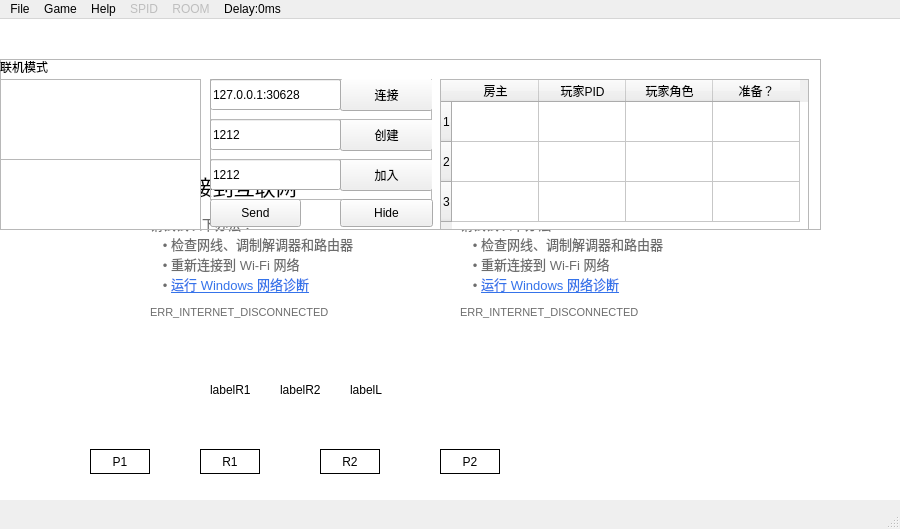
Before: the Qt Designer form DinoOL/dinool.ui in Brownlzy/DinoOL, drawn with Qt 5.
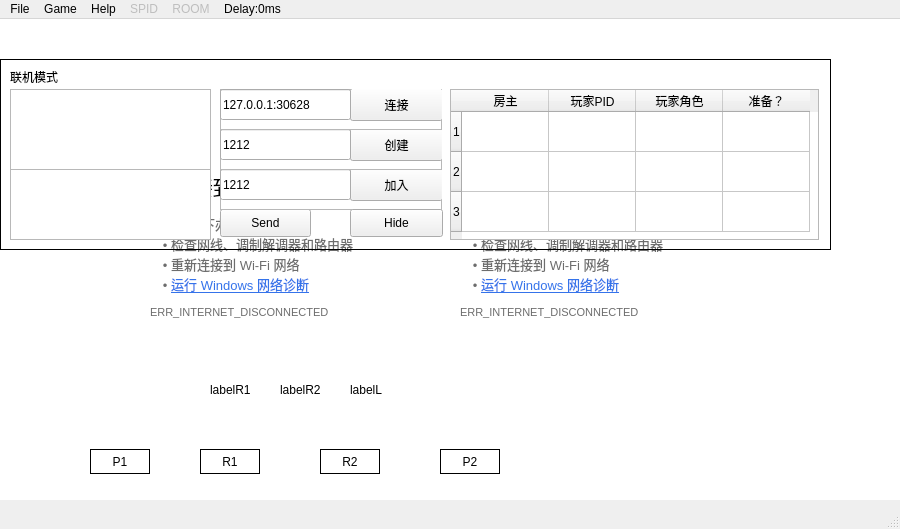
After: the same form once the commit is applied. Icons and pictures are not drawn.

```diff
--- a/DinoOL/dinool.ui
+++ b/DinoOL/dinool.ui
@@ -24,10 +24,10 @@
      </rect>
     </property>
     <property name="frameShape">
-     <enum>QFrame::Box</enum>
+     <enum>QFrame::NoFrame</enum>
     </property>
     <property name="lineWidth">
-     <number>0</number>
+     <number>1</number>
     </property>
     <property name="text">
      <string>&lt;html&gt;&lt;head/&gt;&lt;body&gt;&lt;p&gt;&lt;img src=&quot;:/pic/gif/dino_start&quot;/&gt;&lt;/p&gt;&lt;/body&gt;&lt;/html&gt;</string>
@@ -102,21 +102,21 @@
      <rect>
       <x>0</x>
       <y>40</y>
-      <width>821</width>
-      <height>171</height>
+      <width>831</width>
+      <height>191</height>
      </rect>
     </property>
     <property name="frameShape">
-     <enum>QFrame::StyledPanel</enum>
+     <enum>QFrame::Box</enum>
     </property>
     <property name="frameShadow">
-     <enum>QFrame::Raised</enum>
+     <enum>QFrame::Plain</enum>
     </property>
     <widget class="QTextBrowser" name="txtGet">
      <property name="geometry">
       <rect>
-       <x>0</x>
-       <y>20</y>
+       <x>10</x>
+       <y>30</y>
        <width>201</width>
        <height>81</height>
       </rect>
@@ -125,8 +125,8 @@
     <widget class="QPlainTextEdit" name="txtSend">
      <property name="geometry">
       <rect>
-       <x>0</x>
-       <y>100</y>
+       <x>10</x>
+       <y>110</y>
        <width>201</width>
        <height>71</height>
       </rect>
@@ -135,8 +135,8 @@
     <widget class="QPushButton" name="btnSend">
      <property name="geometry">
       <rect>
-       <x>210</x>
-       <y>140</y>
+       <x>220</x>
+       <y>150</y>
        <width>91</width>
        <height>28</height>
       </rect>
@@ -148,8 +148,8 @@
     <widget class="QFrame" name="frame_3">
      <property name="geometry">
       <rect>
-       <x>210</x>
-       <y>100</y>
+       <x>220</x>
+       <y>110</y>
        <width>222</width>
        <height>41</height>
       </rect>
@@ -190,8 +190,8 @@
     <widget class="QFrame" name="frame_2">
      <property name="geometry">
       <rect>
-       <x>210</x>
-       <y>60</y>
+       <x>220</x>
+       <y>70</y>
        <width>222</width>
        <height>41</height>
       </rect>
@@ -232,8 +232,8 @@
     <widget class="QFrame" name="frame">
      <property name="geometry">
       <rect>
-       <x>210</x>
-       <y>20</y>
+       <x>220</x>
+       <y>30</y>
        <width>222</width>
        <height>41</height>
       </rect>
@@ -274,8 +274,8 @@
     <widget class="QPushButton" name="btnHD">
      <property name="geometry">
       <rect>
-       <x>340</x>
-       <y>140</y>
+       <x>350</x>
+       <y>150</y>
        <width>93</width>
        <height>28</height>
       </rect>
@@ -287,8 +287,8 @@
     <widget class="QLabel" name="labelLog">
      <property name="geometry">
       <rect>
-       <x>0</x>
-       <y>0</y>
+       <x>10</x>
+       <y>10</y>
        <width>481</width>
        <height>16</height>
       </rect>
@@ -300,8 +300,8 @@
     <widget class="QTableWidget" name="tableRoomer">
      <property name="geometry">
       <rect>
-       <x>440</x>
-       <y>20</y>
+       <x>450</x>
+       <y>30</y>
        <width>369</width>
        <height>151</height>
       </rect>
```
Left out of the diff: 41 changed lines with no effect on the pictures.
